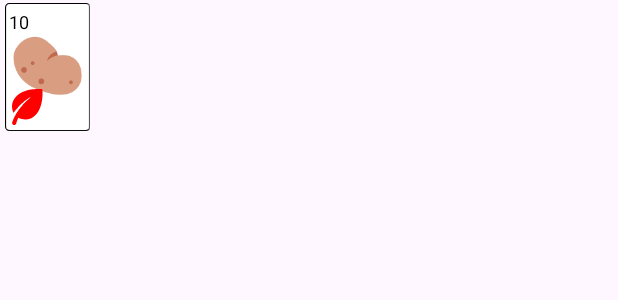
After one commit to g0DO11/FWP, an Android app: the layout item_card.xml on its own in the app's theme, with its tools: preview values and no code run, on a phone screen of 412 x 824 dp. The commit adds this screen. Shown: the top 300 px of the screen. Run offline under Robolectric (Android 15) with nearby library versions, the phone set to English and light mode, and no system bars.

Commit message:
카드사전(사용한카드보는) 구현

```diff
--- a/app/src/main/java/com/inhyung/fwp/DiscardPile.java
+++ b/app/src/main/java/com/inhyung/fwp/DiscardPile.java
@@ -21,4 +21,9 @@ public class DiscardPile {
     public int size() {
         return pile.size();
     }
+
+    public ArrayList<Card> getCards() {
+        return new ArrayList<>(pile); // 복사본 반환
+    }
+
 }
--- a/app/src/main/res/layout/activity_battle.xml
+++ b/app/src/main/res/layout/activity_battle.xml
@@ -24,6 +24,7 @@
             android:layout_marginEnd="8dp">
 
             <ImageButton
+                android:id="@+id/usedcards_imgbtn"
                 android:layout_width="64dp"
                 android:layout_height="88dp"
                 android:backgroundTint="#00FFFFFF"
--- /dev/null
+++ b/app/src/main/res/layout/item_card.xml
@@ -0,0 +1,48 @@
+<?xml version="1.0" encoding="utf-8"?>
+<FrameLayout xmlns:android="http://schemas.android.com/apk/res/android"
+    android:layout_width="wrap_content"
+    android:layout_height="wrap_content"
+    android:padding="2dp">
+
+    <ImageView
+        android:layout_width="60dp"
+        android:layout_height="85dp"
+        android:scaleType="centerInside"
+        android:src="@drawable/bg_card" />
+
+    <TextView
+        android:id="@+id/item_card_rank"
+        android:layout_width="wrap_content"
+        android:layout_height="wrap_content"
+        android:layout_marginStart="4dp"
+        android:layout_marginTop="4dp"
+        android:text="10"
+        android:textAlignment="center"
+        android:textSize="12sp"
+        android:textColor="@android:color/black"/>
+
+    <ImageView
+        android:id="@+id/item_card_main_img"
+        android:layout_width="46dp"
+        android:layout_height="48dp"
+        android:layout_gravity="center"
+        android:src="@drawable/eg_potato_72_72" />
+
+    <ImageView
+        android:id="@+id/item_card_suit_img"
+        android:layout_width="wrap_content"
+        android:layout_height="wrap_content"
+        android:layout_gravity="bottom"
+        android:layout_marginStart="4dp"
+        android:layout_marginBottom="4dp"
+        android:src="@drawable/suit_leaf" />
+
+    <ImageView
+        android:id="@+id/x_overlay"
+        android:layout_width="64dp"
+        android:layout_height="88dp"
+        android:src="@drawable/x_overlay"
+        android:visibility="gone"
+        android:scaleType="centerInside"
+        android:background="#80000000" />
+</FrameLayout>
```
Also changed, not shown: app/src/main/java/com/inhyung/fwp/Battle.java (+54 -1 lines), app/src/main/java/com/inhyung/fwp/Card.java (+16 -0 lines), app/src/main/res/layout/dialog_used_cards.xml (added, +30 -0 lines), app/src/main/res/drawable/x_overlay.png (added).
